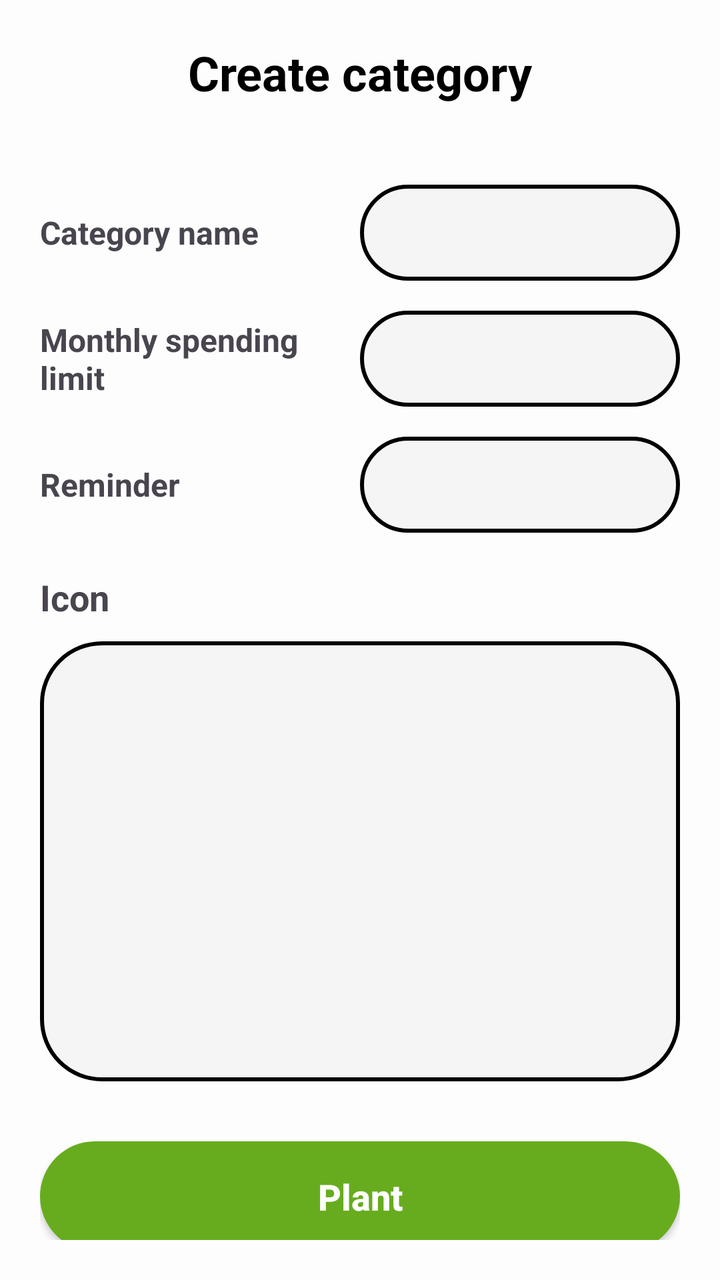
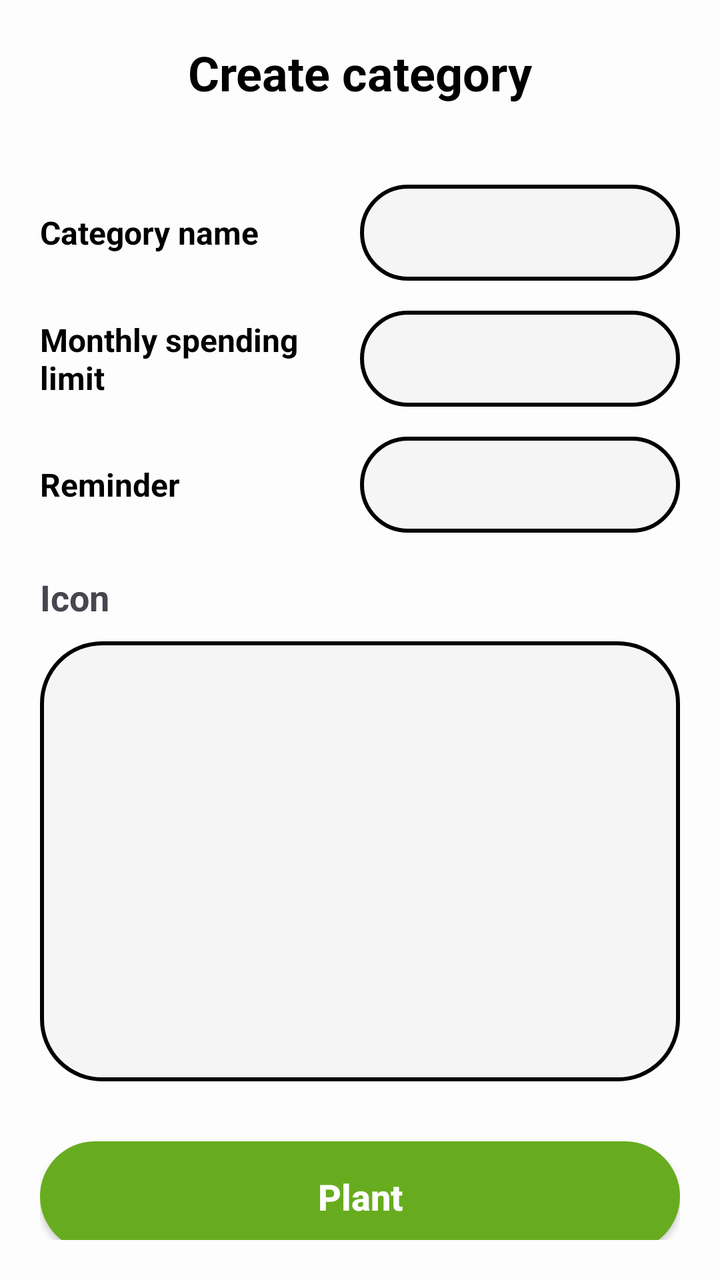

Screens rendered from an Android XML layout before and after an edit, with the pre-edit source and the edit as a unified diff.
<!-- AndroidManifest.xml: application theme Theme.BloomBudget -->
<!-- res/layout/activity_create_category.xml -->
<?xml version="1.0" encoding="utf-8"?>
<LinearLayout xmlns:android="http://schemas.android.com/apk/res/android"
    android:layout_width="match_parent"
    android:layout_height="match_parent"
    android:orientation="vertical"
    android:padding="20dp"
    android:background="#FDFDFD">

    <TextView
        android:layout_width="wrap_content"
        android:layout_height="wrap_content"
        android:text="Create category"
        android:textSize="24sp"
        android:textStyle="bold"
        android:layout_gravity="center"
        android:layout_marginBottom="40dp"
        android:textColor="#000000"/>

    <LinearLayout android:layout_width="match_parent" android:layout_height="wrap_content" android:orientation="horizontal" android:gravity="center_vertical">
        <TextView android:layout_width="0dp" android:layout_height="wrap_content" android:layout_weight="1" android:text="Category name" android:textStyle="bold" android:textSize="16sp"/>
        <EditText android:id="@+id/etCategoryName" android:layout_width="160dp" android:layout_height="48dp" android:background="@drawable/rounded_input" android:padding="10dp"/>
    </LinearLayout>

    <LinearLayout android:layout_width="match_parent" android:layout_height="wrap_content" android:orientation="horizontal" android:gravity="center_vertical" android:layout_marginTop="15dp">
        <TextView android:layout_width="0dp" android:layout_height="wrap_content" android:layout_weight="1" android:text="Monthly spending limit" android:textStyle="bold" android:textSize="16sp"/>
        <EditText android:id="@+id/etSpendingLimit" android:layout_width="160dp" android:layout_height="48dp" android:background="@drawable/rounded_input" android:padding="10dp" android:inputType="numberDecimal"/>
    </LinearLayout>

    <LinearLayout android:layout_width="match_parent" android:layout_height="wrap_content" android:orientation="horizontal" android:gravity="center_vertical" android:layout_marginTop="15dp">
        <TextView android:layout_width="0dp" android:layout_height="wrap_content" android:layout_weight="1" android:text="Reminder" android:textStyle="bold" android:textSize="16sp"/>
        <EditText android:id="@+id/etReminder" android:layout_width="160dp" android:layout_height="48dp" android:background="@drawable/rounded_input" android:padding="10dp"/>
    </LinearLayout>

    <TextView android:layout_width="wrap_content" android:layout_height="wrap_content" android:text="Icon" android:textStyle="bold" android:textSize="18sp" android:layout_marginTop="20dp"/>

    <androidx.recyclerview.widget.RecyclerView
        android:id="@+id/rvIcons"
        android:layout_width="match_parent"
        android:layout_height="220dp"
        android:layout_marginTop="10dp"
        android:background="@drawable/rounded_input"
        android:padding="8dp"/>

    <androidx.appcompat.widget.AppCompatButton
        android:id="@+id/btnPlant"
        android:layout_width="match_parent"
        android:layout_height="55dp"
        android:layout_marginTop="30dp"
        android:background="@drawable/green_button_bg"
        android:text="Plant"
        android:textColor="#FFFFFF"
        android:textSize="18sp"
        android:textStyle="bold"
        android:textAllCaps="false"/>

</LinearLayout>
<!-- resources referenced by this layout -->
<resources>
  <!-- drawable green_button_bg (drawable) -->
  <?xml version="1.0" encoding="utf-8"?>
      <shape xmlns:android="http://schemas.android.com/apk/res/android">
          <solid android:color="#67AC1E" />
          <corners android:radius="30dp" />
      </shape>
  <!-- drawable rounded_input (drawable) -->
  <?xml version="1.0" encoding="utf-8"?>
  <shape xmlns:android="http://schemas.android.com/apk/res/android">
      <solid android:color="#F5F5F5" /> <stroke
      android:width="2dp"
      android:color="#000000" /> <corners android:radius="30dp" />
  </shape>
  <style name="Theme.BloomBudget" parent="Base.Theme.BloomBudget" />
  <style name="Base.Theme.BloomBudget" parent="Theme.Material3.DayNight.NoActionBar">
          
          
      </style>
</resources>

<!-- the commit's change to res/layout/activity_create_category.xml (unified diff, before → after) -->
@@ -17,17 +17,41 @@
         android:textColor="#000000"/>
 
     <LinearLayout android:layout_width="match_parent" android:layout_height="wrap_content" android:orientation="horizontal" android:gravity="center_vertical">
-        <TextView android:layout_width="0dp" android:layout_height="wrap_content" android:layout_weight="1" android:text="Category name" android:textStyle="bold" android:textSize="16sp"/>
+
+        <TextView
+            android:layout_width="0dp"
+            android:layout_height="wrap_content"
+            android:layout_weight="1"
+            android:text="Category name"
+            android:textColor="#000000"
+            android:textSize="16sp"
+            android:textStyle="bold" />
         <EditText android:id="@+id/etCategoryName" android:layout_width="160dp" android:layout_height="48dp" android:background="@drawable/rounded_input" android:padding="10dp"/>
     </LinearLayout>
 
     <LinearLayout android:layout_width="match_parent" android:layout_height="wrap_content" android:orientation="horizontal" android:gravity="center_vertical" android:layout_marginTop="15dp">
-        <TextView android:layout_width="0dp" android:layout_height="wrap_content" android:layout_weight="1" android:text="Monthly spending limit" android:textStyle="bold" android:textSize="16sp"/>
+
+        <TextView
+            android:layout_width="0dp"
+            android:layout_height="wrap_content"
+            android:layout_weight="1"
+            android:text="Monthly spending limit"
+            android:textColor="#000000"
+            android:textSize="16sp"
+            android:textStyle="bold" />
         <EditText android:id="@+id/etSpendingLimit" android:layout_width="160dp" android:layout_height="48dp" android:background="@drawable/rounded_input" android:padding="10dp" android:inputType="numberDecimal"/>
     </LinearLayout>
 
     <LinearLayout android:layout_width="match_parent" android:layout_height="wrap_content" android:orientation="horizontal" android:gravity="center_vertical" android:layout_marginTop="15dp">
-        <TextView android:layout_width="0dp" android:layout_height="wrap_content" android:layout_weight="1" android:text="Reminder" android:textStyle="bold" android:textSize="16sp"/>
+
+        <TextView
+            android:layout_width="0dp"
+            android:layout_height="wrap_content"
+            android:layout_weight="1"
+            android:text="Reminder"
+            android:textColor="#000000"
+            android:textSize="16sp"
+            android:textStyle="bold" />
         <EditText android:id="@+id/etReminder" android:layout_width="160dp" android:layout_height="48dp" android:background="@drawable/rounded_input" android:padding="10dp"/>
     </LinearLayout>
 
